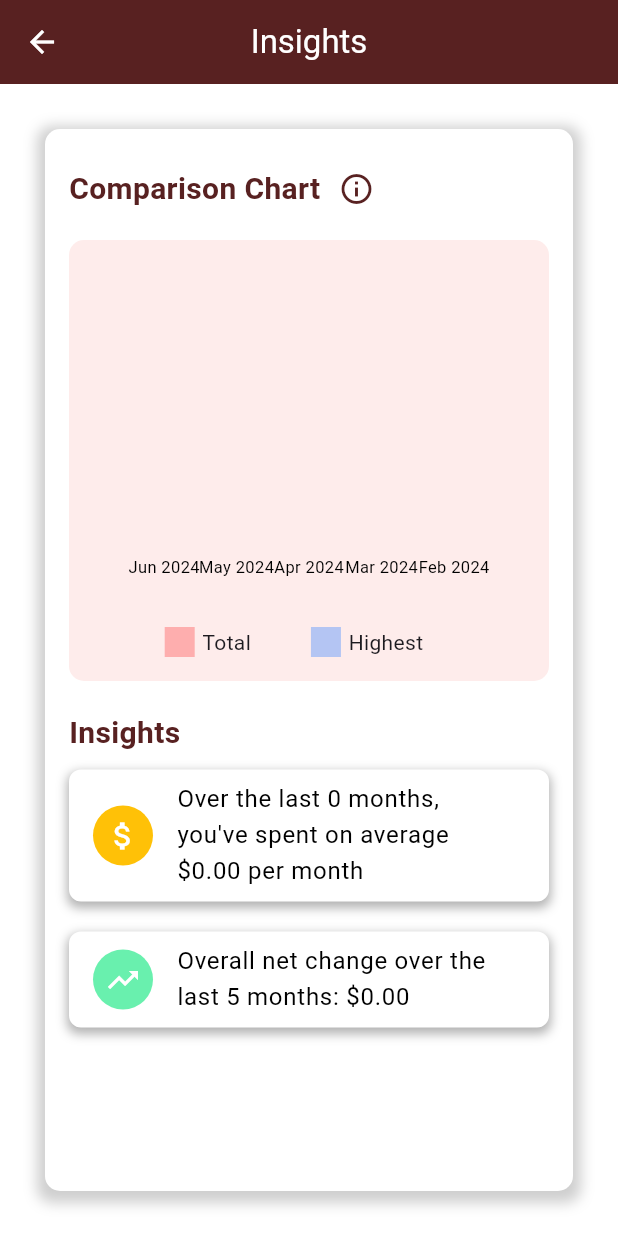
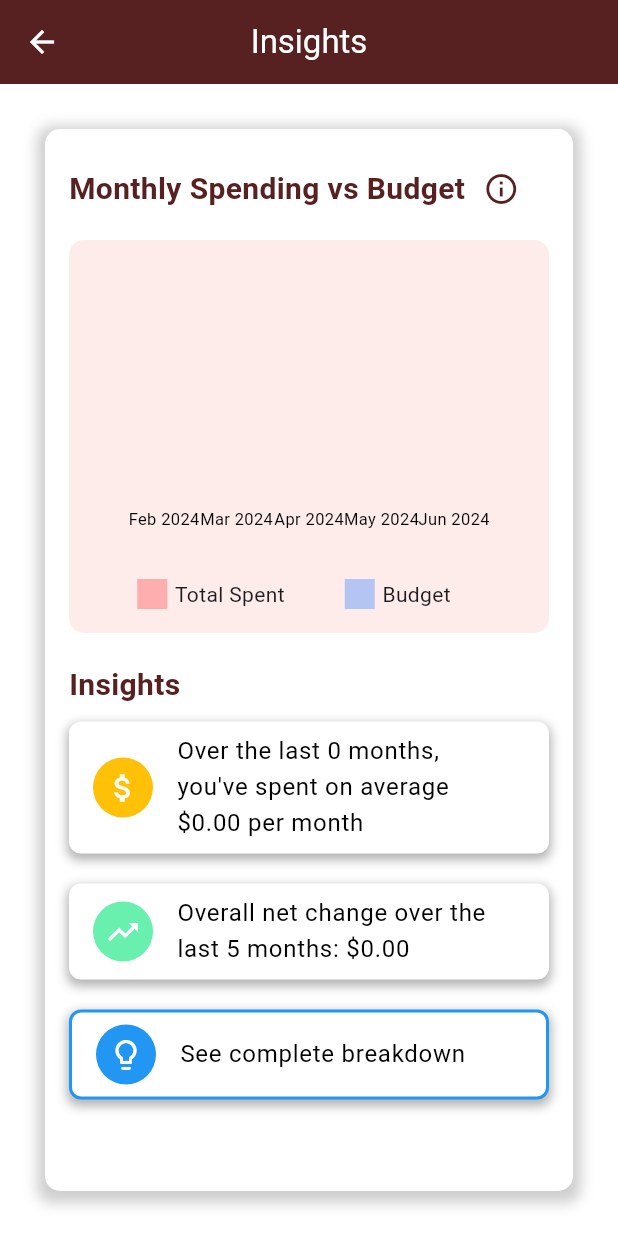
Before and after one commit to lrongyi/Orbital, a Flutter app: the Insights screen opened directly, on a phone screen of 412 x 824 dp. Run offline on Flutter 3.47's test engine with Material 3 defaults, Android fonts, the phone set to English and light mode, and no system bars; drawn by our look-alikes of fl_chart; our stand-ins replace cloud_firestore, firebase_auth, firebase_core, flutter_colorpicker, flutter_dotenv, google_sign_in and 2 more; missing offline and left inert: dart:ffi; accounts and stored records are empty.

Commit message:
Finished Insights with a Monthly Expenditure vs Budget bar chart, and all insights done (third insight is a complete breakdown which brings to a new screen found in breakdown.dart)

```diff
--- a/lib/main.dart
+++ b/lib/main.dart
@@ -34,9 +34,9 @@ class MyApp extends StatelessWidget {
   @override
   Widget build(BuildContext context) {
     return MaterialApp(
-      home: LogIn(),
+      // home: LogIn(),
       // home: GetStarted(),
-      // home: Navigation(),
+      home: Navigation(),
       // home: Billing()
     );
   }
--- a/lib/screens/main_screens/insights_screens/insights.dart
+++ b/lib/screens/main_screens/insights_screens/insights.dart
@@ -3,6 +3,7 @@ import 'package:fl_chart/fl_chart.dart';
 import 'package:flutter/material.dart';
 import 'package:intl/intl.dart';
 import 'package:provider/provider.dart';
+import 'package:ss/screens/main_screens/insights_screens/breakdown.dart';
 import 'package:ss/services/budget_methods.dart';
 import 'package:ss/services/expense_methods.dart';
 import 'package:ss/services/goal_methods.dart';
@@ -89,7 +90,7 @@ class _InsightsState extends State<Insights> {
                   Row(
                     children: [
                       Text(
-                        'Comparison Chart',
+                        'Monthly Spending vs Budget',
                         style: TextStyle(
                           fontSize: 20,
                           fontWeight: FontWeight.bold,
@@ -141,6 +142,10 @@ class _InsightsState extends State<Insights> {
                   ),
                   const SizedBox(height: 10),
 
+                  Expanded(
+                    child: SingleChildScrollView(
+                      child: Column(
+                        children: [
                           _buildAverageSpendingTile(),  // See Insight 1
 
                           const SizedBox(height: 20),
@@ -149,6 +154,12 @@ class _InsightsState extends State<Insights> {
                           _buildNetChangeTile(), // See Insight 2
 
                           const SizedBox(height: 20),
+
+                          _buildBreakdownTile(),
+                        ],
+                      ),
+                    ),
+                  ),
                 ],
               ),
             ),
@@ -175,9 +186,9 @@ class _InsightsState extends State<Insights> {
               Row(
                 mainAxisAlignment: MainAxisAlignment.center,
                 children: [
-                  _buildLegend(color: Colors.redAccent.withOpacity(0.4), label: 'Total'),
+                  _buildLegend(color: Colors.redAccent.withOpacity(0.4), label: 'Total Spent'),
                   const SizedBox(width: 20), // Adjust spacing between legends
-                  _buildLegend(color: Colors.blueAccent.withOpacity(0.4), label: 'Highest'),
+                  _buildLegend(color: Colors.blueAccent.withOpacity(0.4), label: 'Budget'),
                 ],
               ),
             ],
@@ -204,7 +215,7 @@ class _InsightsState extends State<Insights> {
   }
 
   // Bar Chart (Helper): Bar Chart
-  FutureBuilder<List<Map<String, dynamic>>> _buildBarChartData() {
+  Widget _buildBarChartData() {
     return FutureBuilder<List<Map<String, dynamic>>>(
       future: _createData(),
       builder: (context, snapshot) {
@@ -215,9 +226,9 @@ class _InsightsState extends State<Insights> {
         } else if (!snapshot.hasData || snapshot.data!.isEmpty) {
           return const Center(child: Text('No data available'));
         } else {
+          List<Map<String, dynamic>> data = snapshot.data!;
           return Container(
             padding: const EdgeInsets.all(16),
-            child: SizedBox(
             height: 200,
             child: BarChart(
               BarChartData(
@@ -225,12 +236,7 @@ class _InsightsState extends State<Insights> {
                   touchTooltipData: BarTouchTooltipData(
                     tooltipBgColor: const Color.fromARGB(255, 139, 96, 98).withOpacity(0.8),
                     getTooltipItem: (group, groupIndex, rod, rodIndex) {
-                        String categoryName;
-                        if (rodIndex == 0) {
-                          categoryName = 'Total';
-                        } else {
-                          categoryName = snapshot.data![groupIndex]['categoryData']['category'] as String;
-                        }
+                      String categoryName = rodIndex == 0 ? 'Expenditure' : 'Budget';
                       return BarTooltipItem(
                         '$categoryName: \$${rod.y.toStringAsFixed(2)}',
                         const TextStyle(color: Colors.white, fontWeight: FontWeight.bold),
@@ -238,42 +244,34 @@ class _InsightsState extends State<Insights> {
                     },
                   ),
                 ),
-                  barGroups: snapshot.data!.asMap().entries.map((entry) {
-                    var index = entry.key;
-                    var value = entry.value;
+                barGroups: List.generate(data.length, (index) {
                   return BarChartGroupData(
                     x: index,
                     barRods: [
                       BarChartRodData(
-                          y: value['spending'] as double? ?? 0,
+                        y: data[index]['spending'] as double? ?? 0,
                         colors: [Colors.redAccent.withOpacity(0.4)],
                         width: 16,
                       ),
                       BarChartRodData(
-                          y: value['categoryData']['spending'] as double? ?? 0,
+                        y: data[index]['budget'] as double? ?? 0,
                         colors: [Colors.blueAccent.withOpacity(0.4)],
                         width: 16,
                       ),
                     ],
                   );
-                  }).toList(),
+                }),
                 borderData: FlBorderData(show: false),
                 titlesData: FlTitlesData(
                   leftTitles: SideTitles(showTitles: false),
                   bottomTitles: SideTitles(
                     showTitles: true,
                     getTitles: (value) {
-                        // Subtract months directly from the current date
-                        List<String> months = [
-                          DateFormat('MMM yyyy').format(DateTime.now().subtract(Duration(days: 30 * (0 - value.toInt())))),
-                          DateFormat('MMM yyyy').format(DateTime.now().subtract(Duration(days: 30 * (2 - value.toInt())))),
-                          DateFormat('MMM yyyy').format(DateTime.now().subtract(Duration(days: 30 * (4 - value.toInt())))),
-                          DateFormat('MMM yyyy').format(DateTime.now().subtract(Duration(days: 30 * (6 - value.toInt())))),
-                          DateFormat('MMM yyyy').format(DateTime.now().subtract(Duration(days: 30 * (8 - value.toInt())))),
-                        ];
-                        return months[value.toInt()];
+                      if (value.toInt() >= 0 && value.toInt() < data.length) {
+                        return data[value.toInt()]['monthLabel'] ?? '';
+                      }
+                      return '';
                     },
-                    ),
                   ),
                 ),
               ),
@@ -293,11 +291,13 @@ class _InsightsState extends State<Insights> {
     for (int i = 0; i < 5; i++) {
       DateTime month = DateTime(now.year, now.month - i, 1);
       double spending = await ExpenseMethods().getMonthlySpending(month);
-      Map<String, dynamic> categoryData = await _getHighestSpendingCategoryData(month);
+      double budget = await BudgetMethods().getMonthlyBudgetAsync(month);
 
       data.add({
+        'month': month,
+        'monthLabel': DateFormat('MMM yyyy').format(month),
         'spending': spending,
-        'categoryData': categoryData,
+        'budget': budget,
       });
     }
 
@@ -486,6 +486,44 @@ class _InsightsState extends State<Insights> {
     return netChanges;
   }
 
+  Widget _buildBreakdownTile() {
+    return Container(
+      decoration: BoxDecoration(
+        color: Colors.white,
+        borderRadius: BorderRadius.circular(8.0),
+        border: Border.all(color: Colors.blue, width: 2.0), // Yellow border
+        boxShadow: [
+          BoxShadow(
+            color: Colors.black.withOpacity(0.3),
+            spreadRadius: 1,
+            blurRadius: 5,
+            offset: const Offset(0, 3),
+          ),
+        ],
+      ),
+      child: ListTile(
+        onTap: () {
+          Navigator.push(context, MaterialPageRoute(builder: (context) => const Breakdown()),
+        );
+        },
+        leading: const CircleAvatar(
+          backgroundColor: Colors.blue,
+          child: Icon(
+            Icons.lightbulb_outline,
+            color: Colors.white,
+          ),
+        ),
+        title: const Text(
+          'See complete breakdown',
+          style: TextStyle(
+            fontSize: 16,
+            color: Colors.black,
+          ),
+        ),
+      ),
+    );
+  }
+
 }
 
 class MonthNotifier extends ChangeNotifier {
--- a/lib/services/budget_methods.dart
+++ b/lib/services/budget_methods.dart
@@ -225,4 +225,25 @@ class BudgetMethods {
     await getBudgetRef(userId).add(newBudget);
   }
 
+  Future<double> getCategoryBudgetAsync(DateTime time, String category) async {
+    DateTime firstOfMonth = DateTime(time.year, time.month, 1);
+    DateTime nextMonth = time.month != 12 ? DateTime(time.year, time.month + 1, 1) : DateTime(time.year + 1, 1, 1);
+    Timestamp firstOfMonthTS = Timestamp.fromDate(firstOfMonth);
+    Timestamp nextMonthTS = Timestamp.fromDate(nextMonth);
+
+    QuerySnapshot<Budget> query = await getBudgetRef(UserMethods().getCurrentUserId())
+        .where('month', isGreaterThanOrEqualTo: firstOfMonthTS)
+        .where('month', isLessThan: nextMonthTS)
+        .get();
+
+    if (query.docs.isNotEmpty) {
+      DocumentSnapshot<Budget> budgetDoc = query.docs.first;
+      Budget existingBudget = budgetDoc.data()!;
+      if (existingBudget.categories.containsKey(category)) {
+        return existingBudget.categories[category]![0] as double;
+      }
+    }
+    return 0.0; // Return 0.0 if the budget for the category is not found
+  }
+
 }
--- a/pubspec.yaml
+++ b/pubspec.yaml
@@ -40,7 +40,7 @@ dependencies:
   firebase_ui_auth: ^1.14.0
   google_sign_in: ^6.2.1
   cloud_firestore: ^4.17.3
-  intl: ^0.18.1
+  intl: ^0.19.0
   flutter_colorpicker: ^1.1.0
   fl_chart: ^0.35.0
   provider: ^6.1.2
```
Also changed, not shown: lib/screens/main_screens/insights_screens/breakdown.dart (added, +466 -0 lines), lib/services/expense_methods.dart (+32 -0 lines), pubspec.lock. Lines whose indentation alone changed are shown as unchanged.
